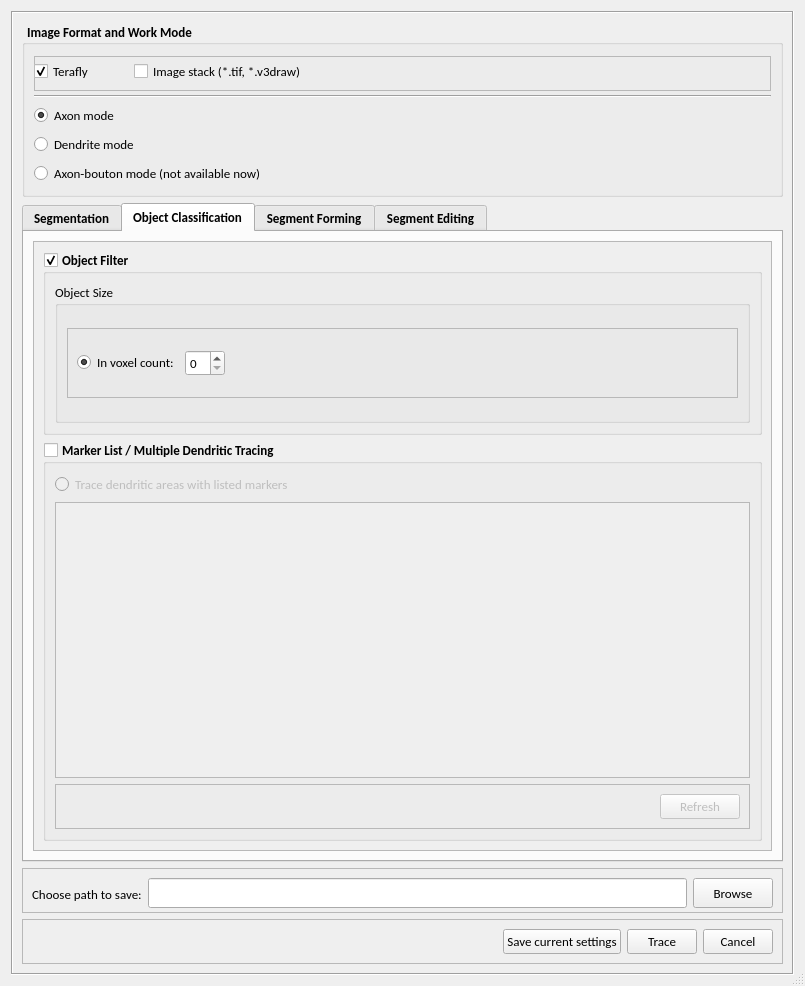
Above: hackathon/MK/Fragmented_autoTrace/fragmentedTraceUI.ui from Vaa3D/vaa3d_tools before the change. Below: the same form after it.
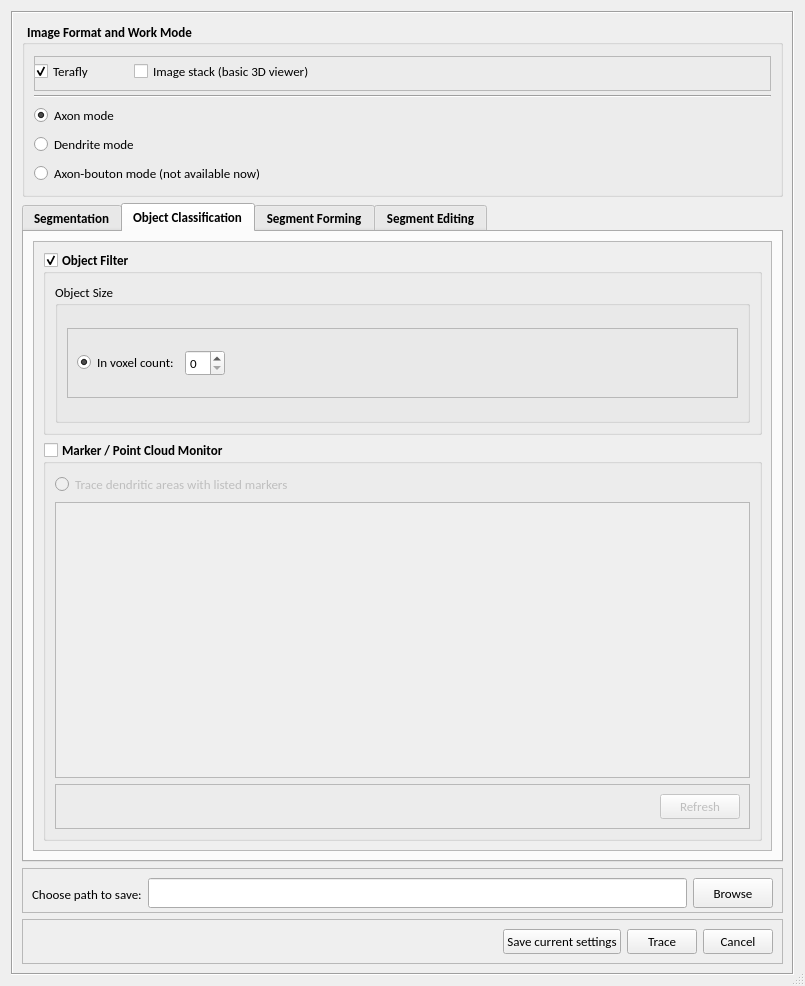
That is the form after the change. The open tabs and pages were chosen to show the change. Icons and pictures are not drawn.

The edit to the form file:
```diff
--- a/hackathon/MK/Fragmented_autoTrace/fragmentedTraceUI.ui
+++ b/hackathon/MK/Fragmented_autoTrace/fragmentedTraceUI.ui
@@ -164,7 +164,7 @@
              </font>
             </property>
             <property name="text">
-             <string>Image stack (*.tif, *.v3draw)</string>
+             <string>Image stack (basic 3D viewer)</string>
             </property>
            </widget>
           </widget>
@@ -921,7 +921,7 @@
                  </font>
                 </property>
                 <property name="title">
-                 <string>Marker List / Multiple Dendritic Tracing</string>
+                 <string>Marker / Point Cloud Monitor</string>
                 </property>
                 <property name="checkable">
                  <bool>true</bool>
```
Left out of the diff: 2 changed lines with no effect on the pictures.
